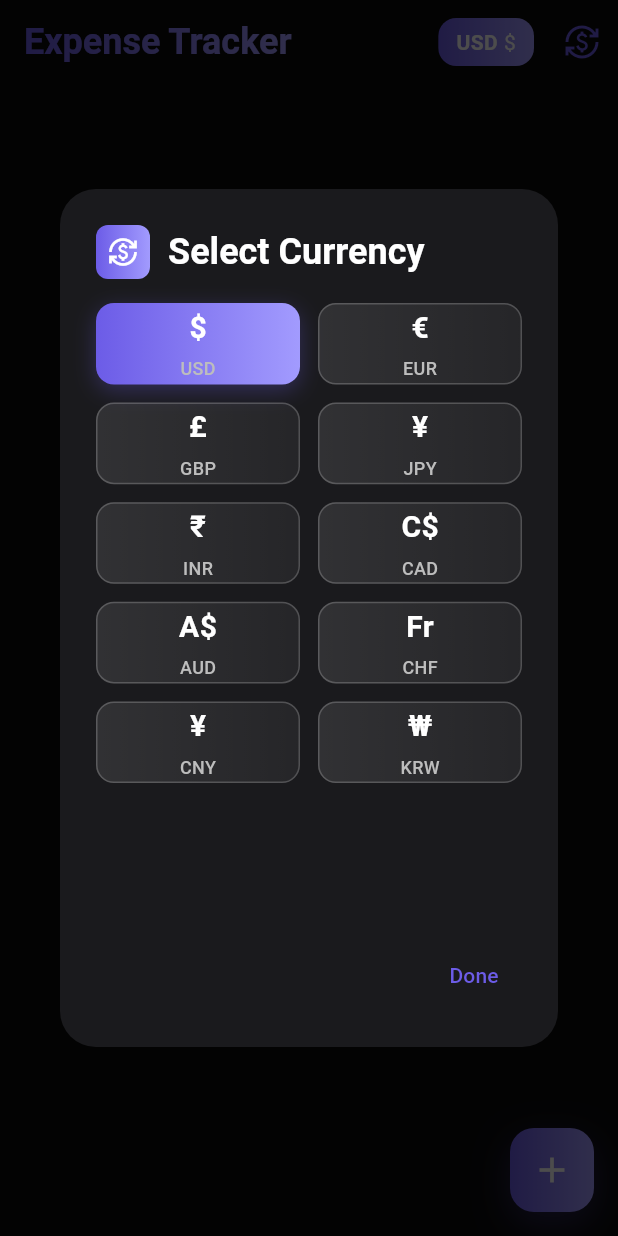
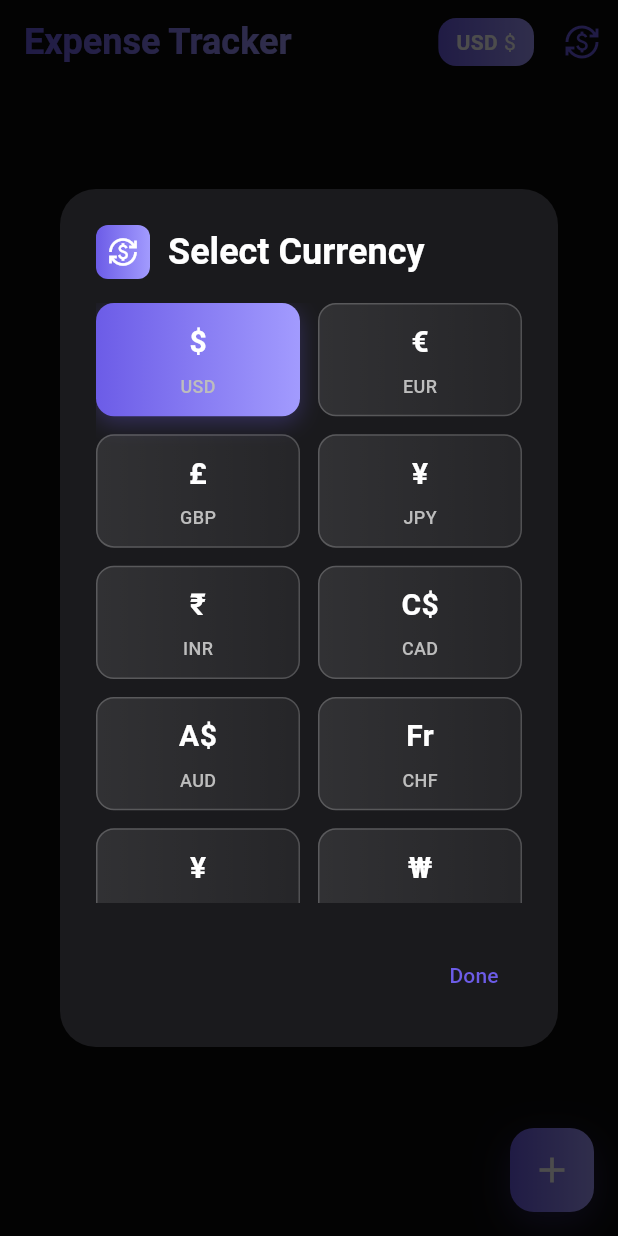
Before and after one commit to adeshpatel700-rgb/expense-tracker, a Flutter app: the screen it shows after launch, after a tap on the "currency exchange" icon, on a phone screen of 412 x 824 dp. Run offline on Flutter 3.47's test engine with Material 3 defaults, Android fonts, the phone set to English and light mode, and no system bars; our stand-ins replace fl_chart.

Commit message:
Update main.dart
Currency Dialog Fix

```diff
--- a/lib/main.dart
+++ b/lib/main.dart
@@ -11,6 +11,7 @@ class MyApp extends StatelessWidget {
   Widget build(BuildContext context) {
     return MaterialApp(
       title: 'Expense Tracker',
+      debugShowCheckedModeBanner: false, // This removes the debug banner
       theme: ThemeData(
         brightness: Brightness.dark,
         scaffoldBackgroundColor: Color(0xFF0A0A0B),
@@ -883,7 +884,8 @@ class _ExpenseHomePageState extends State<ExpenseHomePage> {
             child: GridView.builder(
               gridDelegate: SliverGridDelegateWithFixedCrossAxisCount(
                 crossAxisCount: 2,
-                childAspectRatio: 2.5,
+                childAspectRatio:
+                    1.8, // Changed from 2.5 to 1.8 to make containers taller
                 crossAxisSpacing: 12,
                 mainAxisSpacing: 12,
               ),
@@ -901,6 +903,7 @@ class _ExpenseHomePageState extends State<ExpenseHomePage> {
                     Navigator.pop(context);
                   },
                   child: Container(
+                    padding: EdgeInsets.symmetric(vertical: 8), // Added padding
                     decoration: BoxDecoration(
                       gradient: isSelected
                           ? LinearGradient(
@@ -939,7 +942,7 @@ class _ExpenseHomePageState extends State<ExpenseHomePage> {
                             fontWeight: FontWeight.bold,
                           ),
                         ),
-                        SizedBox(height: 4),
+                        SizedBox(height: 6), // Increased from 4 to 6
                         Text(
                           currency,
                           style: TextStyle(
```
